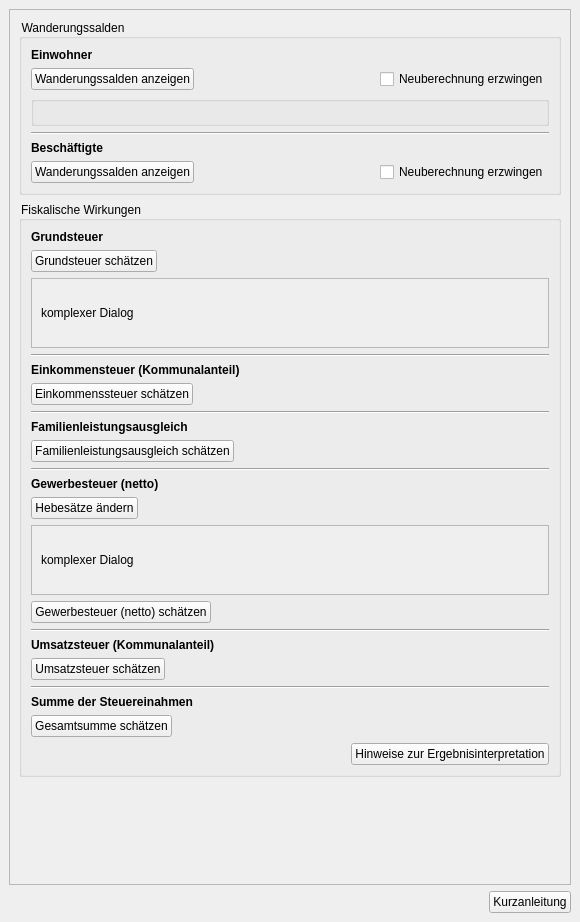
First picture: the form in projektchecktools/ui/ProjektCheck_dockwidget_analysis_07-KSt.ui, repository projektcheck/ProjektCheck-QGIS, before the edit.
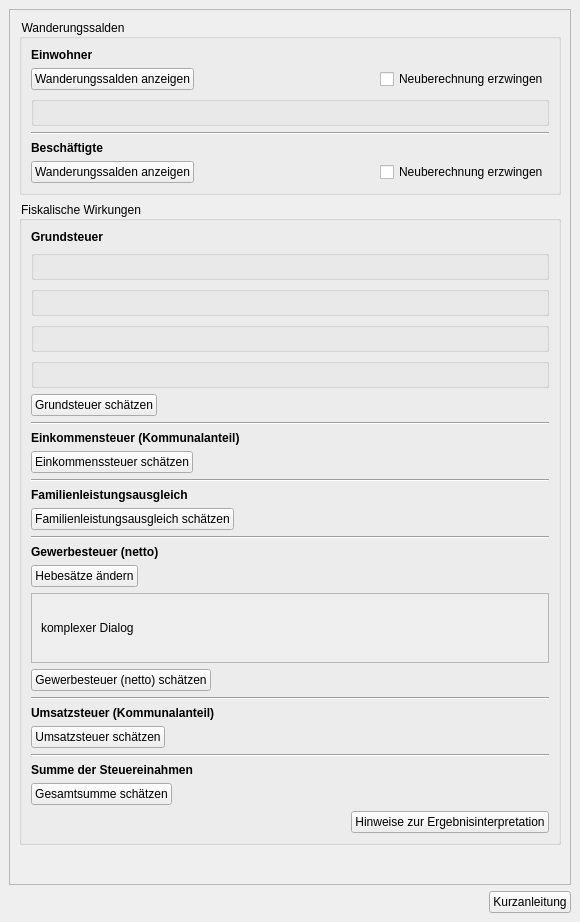
Second picture: the form after the edit. Icons and pictures are not drawn. Custom widgets are drawn as their Qt base class.

Commit message: params grundsteuer hebesatz

Patch:
```diff
--- a/projektchecktools/ui/ProjektCheck_dockwidget_analysis_07-KSt.ui
+++ b/projektchecktools/ui/ProjektCheck_dockwidget_analysis_07-KSt.ui
@@ -249,6 +249,70 @@
              </property>
             </widget>
            </item>
+           <item>
+            <widget class="QGroupBox" name="grundsteuer_hebesatz_param_group">
+             <property name="font">
+              <font>
+               <family>MS Shell Dlg 2</family>
+               <pointsize>8</pointsize>
+               <weight>50</weight>
+               <bold>false</bold>
+              </font>
+             </property>
+             <property name="title">
+              <string/>
+             </property>
+             <layout class="QVBoxLayout" name="verticalLayout_10"/>
+            </widget>
+           </item>
+           <item>
+            <widget class="QGroupBox" name="grundsteuer_rohmiete_param_group">
+             <property name="font">
+              <font>
+               <family>MS Shell Dlg 2</family>
+               <pointsize>8</pointsize>
+               <weight>50</weight>
+               <bold>false</bold>
+              </font>
+             </property>
+             <property name="title">
+              <string/>
+             </property>
+             <layout class="QVBoxLayout" name="verticalLayout_12"/>
+            </widget>
+           </item>
+           <item>
+            <widget class="QGroupBox" name="grundsteuer_sachwert_param_group">
+             <property name="font">
+              <font>
+               <family>MS Shell Dlg 2</family>
+               <pointsize>8</pointsize>
+               <weight>50</weight>
+               <bold>false</bold>
+              </font>
+             </property>
+             <property name="title">
+              <string/>
+             </property>
+             <layout class="QVBoxLayout" name="verticalLayout_13"/>
+            </widget>
+           </item>
+           <item>
+            <widget class="QGroupBox" name="grundsteuer_bauvolumen_param_group">
+             <property name="font">
+              <font>
+               <family>MS Shell Dlg 2</family>
+               <pointsize>8</pointsize>
+               <weight>50</weight>
+               <bold>false</bold>
+              </font>
+             </property>
+             <property name="title">
+              <string/>
+             </property>
+             <layout class="QVBoxLayout" name="verticalLayout_14"/>
+            </widget>
+           </item>
            <item>
             <widget class="QPushButton" name="pushButton_33">
              <property name="sizePolicy">
@@ -281,81 +345,6 @@
              </property>
             </widget>
            </item>
-           <item>
-            <widget class="QScrollArea" name="scrollArea">
-             <property name="sizePolicy">
-              <sizepolicy hsizetype="Minimum" vsizetype="Fixed">
-               <horstretch>0</horstretch>
-               <verstretch>0</verstretch>
-              </sizepolicy>
-             </property>
-             <property name="palette">
-              <palette>
-               <active>
-                <colorrole role="Button">
-                 <brush brushstyle="SolidPattern">
-                  <color alpha="255">
-                   <red>255</red>
-                   <green>213</green>
-                   <blue>253</blue>
-                  </color>
-                 </brush>
-                </colorrole>
-               </active>
-               <inactive>
-                <colorrole role="Button">
-                 <brush brushstyle="SolidPattern">
-                  <color alpha="255">
-                   <red>255</red>
-                   <green>213</green>
-                   <blue>253</blue>
-                  </color>
-                 </brush>
-                </colorrole>
-               </inactive>
-               <disabled>
-                <colorrole role="Button">
-                 <brush brushstyle="SolidPattern">
-                  <color alpha="255">
-                   <red>255</red>
-                   <green>213</green>
-                   <blue>253</blue>
-                  </color>
-                 </brush>
-                </colorrole>
-               </disabled>
-              </palette>
-             </property>
-             <property name="widgetResizable">
-              <bool>true</bool>
-             </property>
-             <widget class="QWidget" name="scrollAreaWidgetContents">
-              <property name="geometry">
-               <rect>
-                <x>0</x>
-                <y>0</y>
-                <width>538</width>
-                <height>52</height>
-               </rect>
-              </property>
-              <layout class="QVBoxLayout" name="verticalLayout_6">
-               <item>
-                <widget class="QLabel" name="label_3">
-                 <property name="sizePolicy">
-                  <sizepolicy hsizetype="Fixed" vsizetype="Fixed">
-                   <horstretch>0</horstretch>
-                   <verstretch>0</verstretch>
-                  </sizepolicy>
-                 </property>
-                 <property name="text">
-                  <string>komplexer Dialog</string>
-                 </property>
-                </widget>
-               </item>
-              </layout>
-             </widget>
-            </widget>
-           </item>
            <item>
             <widget class="Line" name="line_2">
              <property name="frameShadow">
```
Left out of the diff: 16 changed lines with no effect on the pictures. The commit also changes 3 other files.
